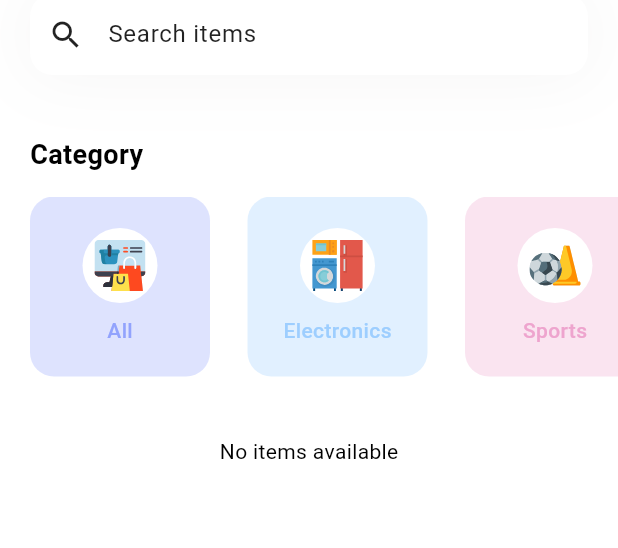
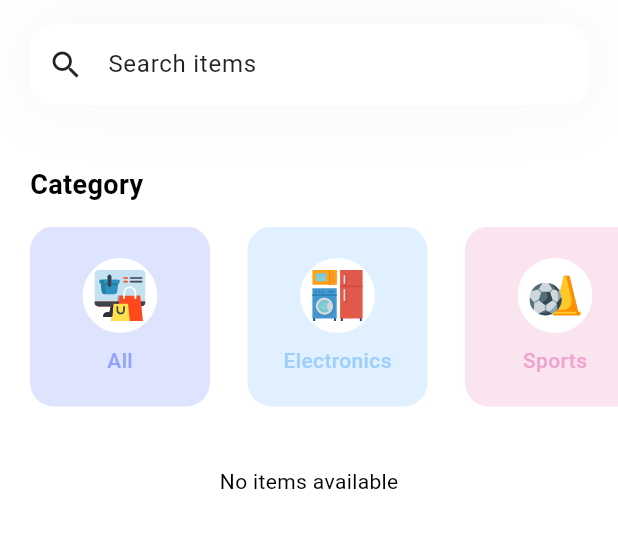
Before and after one commit to Sagar2006/Local-Rental-Flutter-, a Flutter app: the HomePage screen opened directly, on a phone screen of 412 x 824 dp, the part 90-638 px from its top. Run offline on Flutter 3.47's test engine with Material 3 defaults, Android fonts, the phone set to English and light mode, and no system bars; our stand-ins replace cached_network_image, firebase_auth, firebase_core, firebase_database, flutter_carousel_widget, flutter_svg and 3 more; accounts and stored records are empty.

```diff
--- a/lib/pages/home.dart
+++ b/lib/pages/home.dart
@@ -267,7 +267,7 @@ class _HomePageState extends State<HomePage> {
         Padding(
           padding: const EdgeInsets.only(left: 20),
           child: Text(
-            'Available Iiiitems',
+            'Available Items',
             style: TextStyle(
               color: theme.textTheme.bodyLarge?.color,
               fontSize: 18,
@@ -766,16 +766,21 @@ class _HomePageState extends State<HomePage> {
           ),
         ],
       ),
-      body: Column(
+      body: SingleChildScrollView(
+        // Wrap content in a scrollable view
+        child: Column(
+          crossAxisAlignment: CrossAxisAlignment.start,
           children: [
+            const SizedBox(height: 20),
             _searchField(),
             const SizedBox(height: 40),
             _categoriesSection(),
             const SizedBox(height: 40),
             _dietSection(),
             const SizedBox(height: 40),
-          _trendingSection(), // Add trending section here
+            _trendingSection(), // Ensure this section is included
           ],
+        ),
       ),
     );
   }
```
Lines whose indentation alone changed are shown as unchanged.
